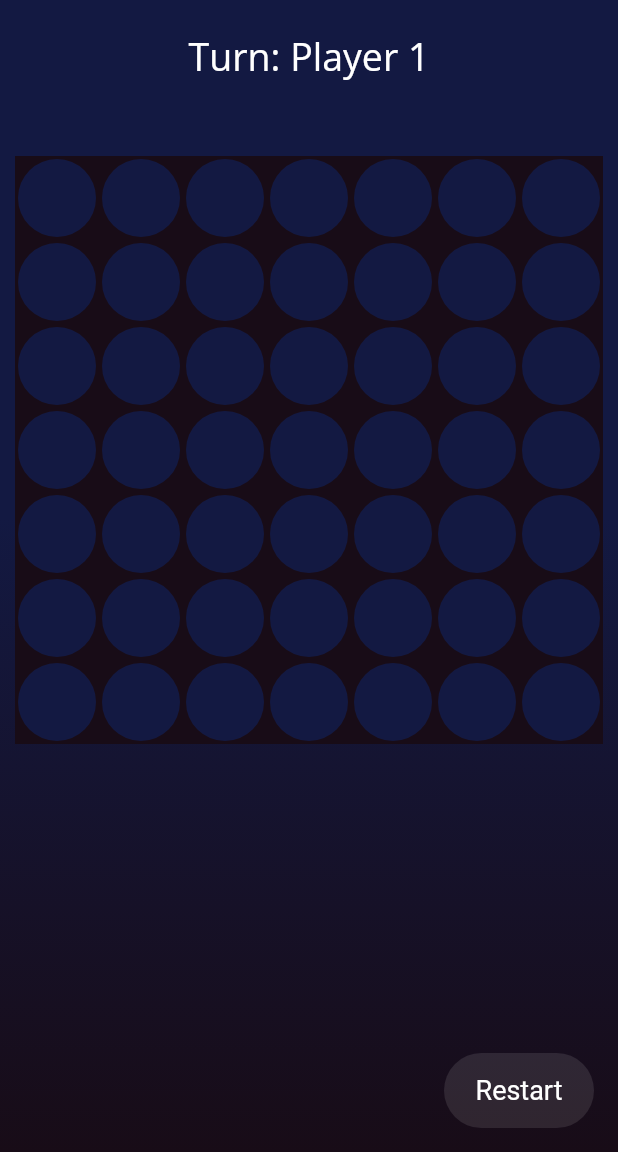
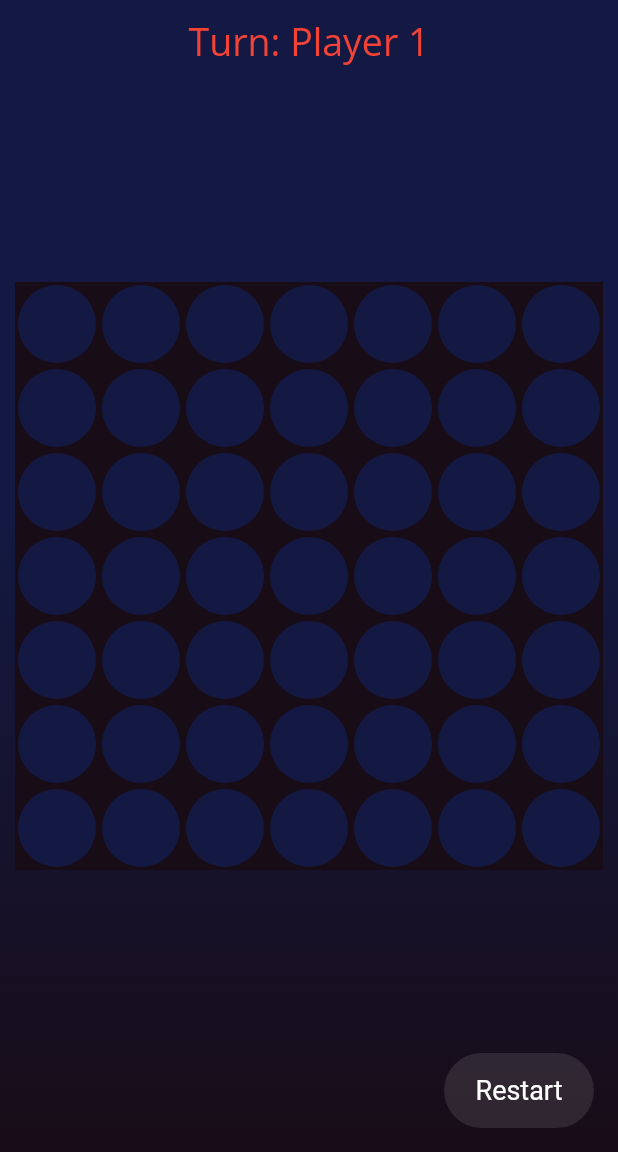
Before and after one commit to samitkapoor/connect4, a Flutter app: the screen it shows after launch, on a phone screen of 412 x 824 dp, the part 84-1236 px from its top. Run offline on Flutter 3.47's test engine with Material 2 defaults, Android fonts, the phone set to English and light mode, and no system bars; our stand-ins replace google_fonts.

Commit message:
Changed Alignments of the widget

```diff
--- a/lib/components/player_turn_widget.dart
+++ b/lib/components/player_turn_widget.dart
@@ -18,7 +18,7 @@ class PlayerTurnWidgetState extends State<PlayerTurnWidget> {
     return Text(
       'Turn: Player $player',
       style: GoogleFonts.openSans(
-        color: Colors.white,
+        color: (player == 1) ? Colors.red : Colors.yellow,
         fontWeight: FontWeight.w400,
         fontSize: 25,
       ),
--- a/lib/core/game_screen.dart
+++ b/lib/core/game_screen.dart
@@ -51,18 +51,22 @@ class GameScreen extends StatelessWidget {
           ),
         ),
         alignment: Alignment.center,
-        child: ListView(
-          padding: EdgeInsets.zero,
+        child: Stack(
+          alignment: Alignment.center,
           children: [
-            const SizedBox(height: 20),
-            PlayerTurnWidget(key: playerTurnKey),
-            const SizedBox(height: 50),
-            Center(
-                child: GameBoard(
+            SizedBox(
+              height: MediaQuery.of(context).size.height -
+                  MediaQuery.of(context).padding.top,
+            ),
+            GameBoard(
               key: gameBoardKey,
               playerTurnKey: playerTurnKey,
               gameBoardKey: gameBoardKey,
-            )),
+            ),
+            Positioned(
+              top: 10,
+              child: PlayerTurnWidget(key: playerTurnKey),
+            ),
           ],
         ),
       ),
```
